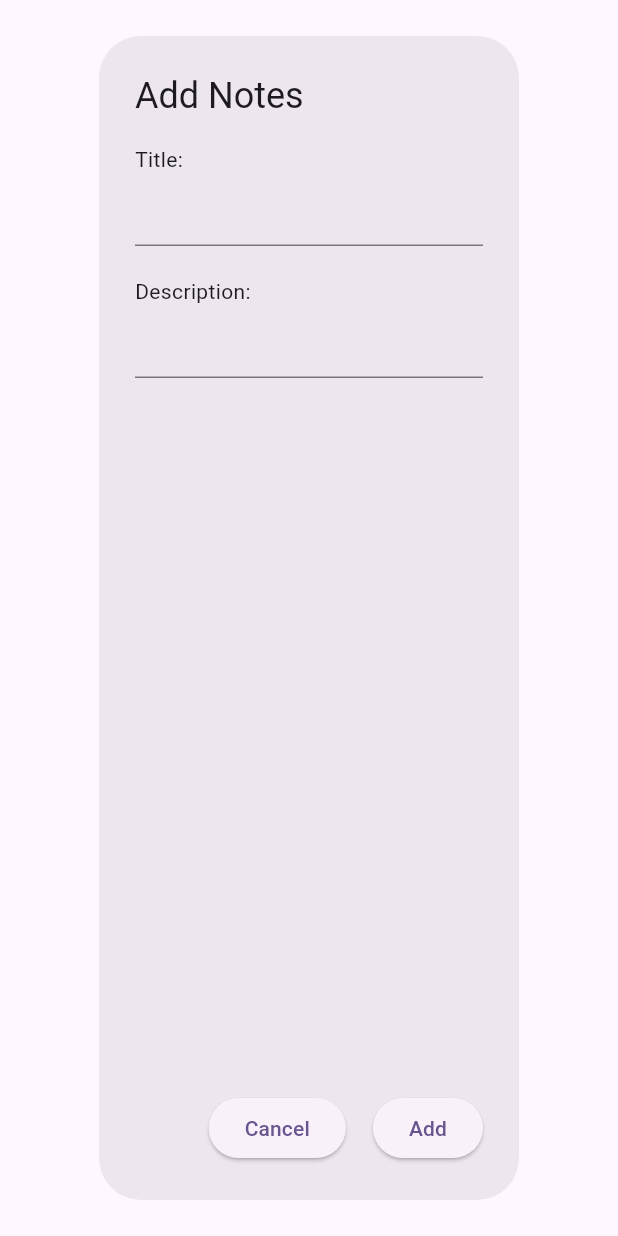
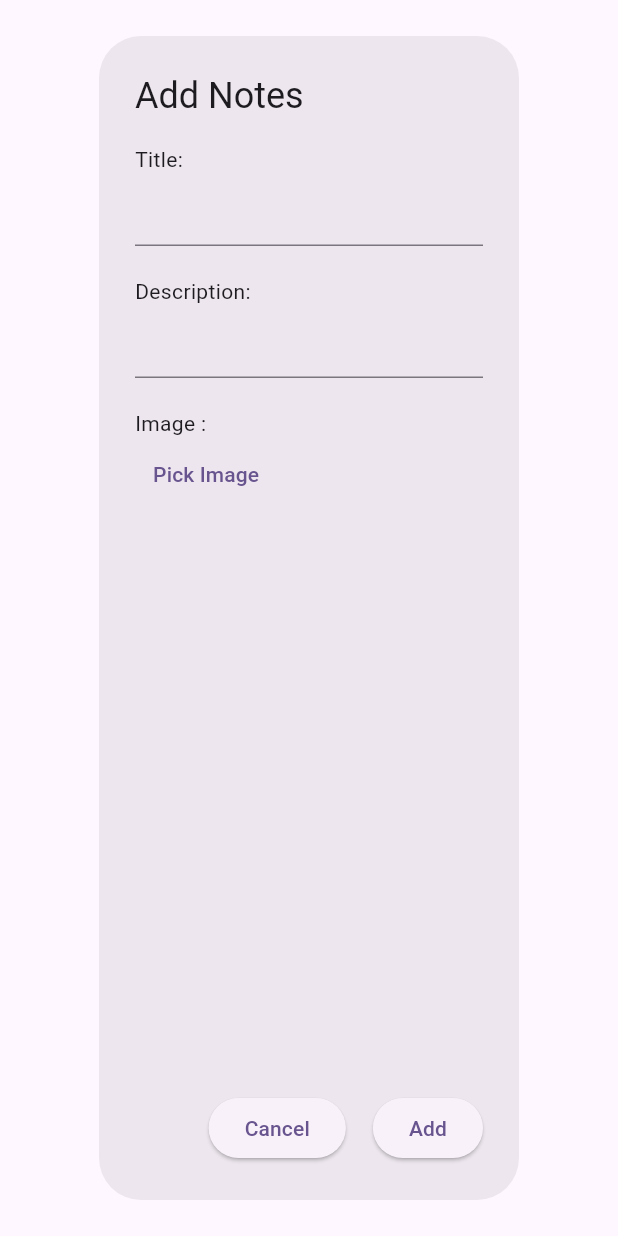
Before and after one commit to kristfer/Notes_FIREBASE_PAB, a Flutter app: the NoteDialog widget shown alone on an empty page, opened directly, on a phone screen of 412 x 824 dp. Run offline on Flutter 3.47's test engine with Material 3 defaults, Android fonts, the phone set to English and light mode, and no system bars; our stand-ins replace cloud_firestore, firebase_core, firebase_storage, image_picker; accounts and stored records are empty.

Commit message:
10/05/2024 Update

```diff
--- a/lib/models/note.dart
+++ b/lib/models/note.dart
@@ -4,6 +4,7 @@ class Note {
   String? id;
   final String title;
   final String description;
+  String? imageUrl;
   Timestamp? createdAt;
   Timestamp? updatedAt;
 
@@ -11,6 +12,7 @@ class Note {
     this.id,
     required this.title,
     required this.description,
+    this.imageUrl,
     this.createdAt,
     this.updatedAt,
   });
@@ -21,6 +23,7 @@ class Note {
       id: doc.id,
       title: data['title'],
       description: data['description'],
+      imageUrl: data['image_url'],
       createdAt: data['created_at'] as Timestamp,
       updatedAt: data['updated_at'] as Timestamp,
     );
@@ -30,6 +33,7 @@ class Note {
     return {
       'title': title,
       'description': description,
+      'image_url': imageUrl,
       'created_at': createdAt,
       'updated_at': updatedAt,
     };
--- a/lib/services/note_service.dart
+++ b/lib/services/note_service.dart
@@ -1,15 +1,34 @@
+import 'dart:io';
+
 import 'package:cloud_firestore/cloud_firestore.dart';
+import 'package:firebase_storage/firebase_storage.dart';
 import 'package:notes/models/note.dart';
+import 'package:path/path.dart' as path;
 
 class NoteService {
   static final FirebaseFirestore _database = FirebaseFirestore.instance;
   static final CollectionReference _notesCollection =
       _database.collection('notes');
+  static final FirebaseStorage _storage = FirebaseStorage.instance;
+
+  static Future<String?> uploadImage(File imageFile) async {
+    try {
+      String fileName = path.basename(imageFile.path);
+      Reference ref = _storage.ref().child('images/$fileName');
+      UploadTask uploadTask = ref.putFile(imageFile);
+      TaskSnapshot taskSnapshot = await uploadTask;
+      String downloadUrl = await taskSnapshot.ref.getDownloadURL();
+      return downloadUrl;
+    } catch (e) {
+      return null;
+    }
+  }
 
   static Future<void> addNote(Note note) async {
     Map<String, dynamic> newNote = {
       'title': note.title,
       'description': note.description,
+      'image_url': note.imageUrl,
       'created_at': FieldValue.serverTimestamp(),
       'updated_at': FieldValue.serverTimestamp(),
     };
@@ -20,6 +39,7 @@ class NoteService {
     Map<String, dynamic> updatedNote = {
       'title': note.title,
       'description': note.description,
+      'image_url': note.imageUrl,
       'created_at': note.createdAt,
       'updated_at': FieldValue.serverTimestamp(),
     };
@@ -43,6 +63,7 @@ class NoteService {
           id: doc.id,
           title: data['title'],
           description: data['description'],
+          imageUrl: data['image_url'],
           createdAt: data['created_at'] != null
               ? data['created_at'] as Timestamp
               : null,
--- a/lib/widgets/note_dialog.dart
+++ b/lib/widgets/note_dialog.dart
@@ -1,23 +1,48 @@
+import 'dart:io';
+
 import 'package:flutter/material.dart';
+import 'package:image_picker/image_picker.dart';
 import 'package:notes/models/note.dart';
 import 'package:notes/services/note_service.dart';
 
-class NoteDialog extends StatelessWidget {
+class NoteDialog extends StatefulWidget {
   final Note? note;
+
+  NoteDialog({super.key, this.note});
+
+  @override
+  State<NoteDialog> createState() => _NoteDialogState();
+}
+
+class _NoteDialogState extends State<NoteDialog> {
   final TextEditingController _titleController = TextEditingController();
   final TextEditingController _descriptionController = TextEditingController();
+  File? _imageFile;
 
-  NoteDialog({super.key, this.note}) {
-    if (note != null) {
-      _titleController.text = note!.title;
-      _descriptionController.text = note!.description;
+  @override
+  void initState() {
+    // TODO: implement initState
+    super.initState();
+    if (widget.note != null) {
+      _titleController.text = widget.note!.title;
+      _descriptionController.text = widget.note!.description;
+    }
+  }
+
+  Future<void> _pickImage() async {
+    final PickedFile =
+        await ImagePicker().pickImage(source: ImageSource.gallery);
+    if (PickedFile != null) {
+      setState(() {
+        _imageFile = File(PickedFile.path);
+      });
     }
   }
 
   @override
   Widget build(BuildContext context) {
     return AlertDialog(
-      title: Text(note == null ? 'Add Notes' : 'Update Notes'),
+      title: Text(widget.note == null ? 'Add Notes' : 'Update Notes'),
       content: Column(
         crossAxisAlignment: CrossAxisAlignment.start,
         children: [
@@ -37,6 +62,17 @@ class NoteDialog extends StatelessWidget {
           TextField(
             controller: _descriptionController,
           ),
+          const Padding(
+            padding: EdgeInsets.only(top: 20),
+            child: Text(
+              'Image : ',
+            ),
+          ),
+          _imageFile != null ? Image.file(_imageFile!) : Container(),
+          TextButton(
+            onPressed: _pickImage,
+            child: const Text('Pick Image'),
+          )
         ],
       ),
       actions: [
@@ -50,8 +86,20 @@ class NoteDialog extends StatelessWidget {
           ),
         ),
         ElevatedButton(
-          onPressed: () {
-            if (note == null) {
+          onPressed: () async {
+            String? imageUrl;
+            if (_imageFile != null) {
+              imageUrl = await NoteService.uploadImage(_imageFile!);
+            }
+            Note note = Note(
+              id: widget.note?.id,
+              title: _titleController.text,
+              description: _descriptionController.text,
+              imageUrl: imageUrl,
+              createdAt: widget.note?.createdAt,
+            );
+
+            if (widget.note == null) {
               NoteService.addNote(Note(
                 title: _titleController.text,
                 description: _descriptionController.text,
@@ -60,14 +108,14 @@ class NoteDialog extends StatelessWidget {
               });
             } else {
               NoteService.updateNote(Note(
-                id: note!.id,
+                id: widget.note!.id,
                 title: _titleController.text,
                 description: _descriptionController.text,
-                createdAt: note!.createdAt,
+                createdAt: widget.note!.createdAt,
               )).whenComplete(() => Navigator.of(context).pop());
             }
           },
-          child: Text(note == null ? 'Add' : 'Update'),
+          child: Text(widget.note == null ? 'Add' : 'Update'),
         ),
       ],
     );
--- a/pubspec.yaml
+++ b/pubspec.yaml
@@ -9,9 +9,11 @@ environment:
 dependencies:
   cloud_firestore: ^4.16.1
   firebase_core: ^2.30.0
-  firebase_storage: ^11.7.4
+  firebase_storage: ^11.7.5
   flutter:
     sdk: flutter
+  image_picker: ^1.1.1
+  path: ^1.9.0
 
 dev_dependencies:
   flutter_test:
```
Also changed, not shown: lib/screens/note_list_screen.dart (+8 -0 lines), pubspec.lock, 5 other files.
